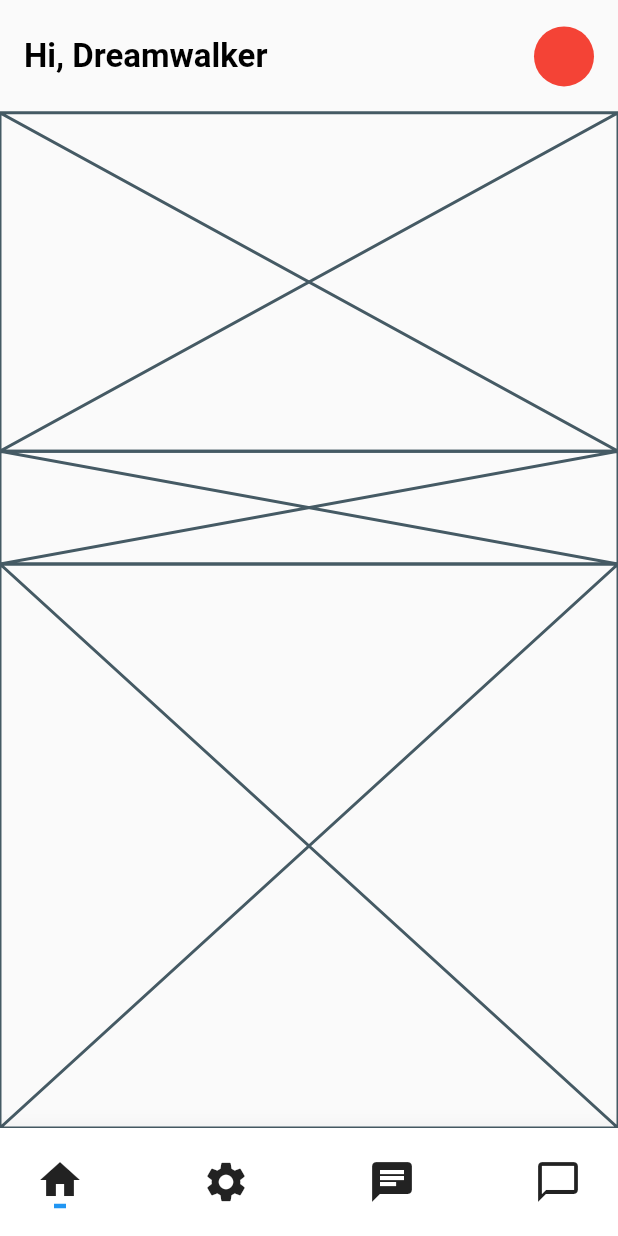
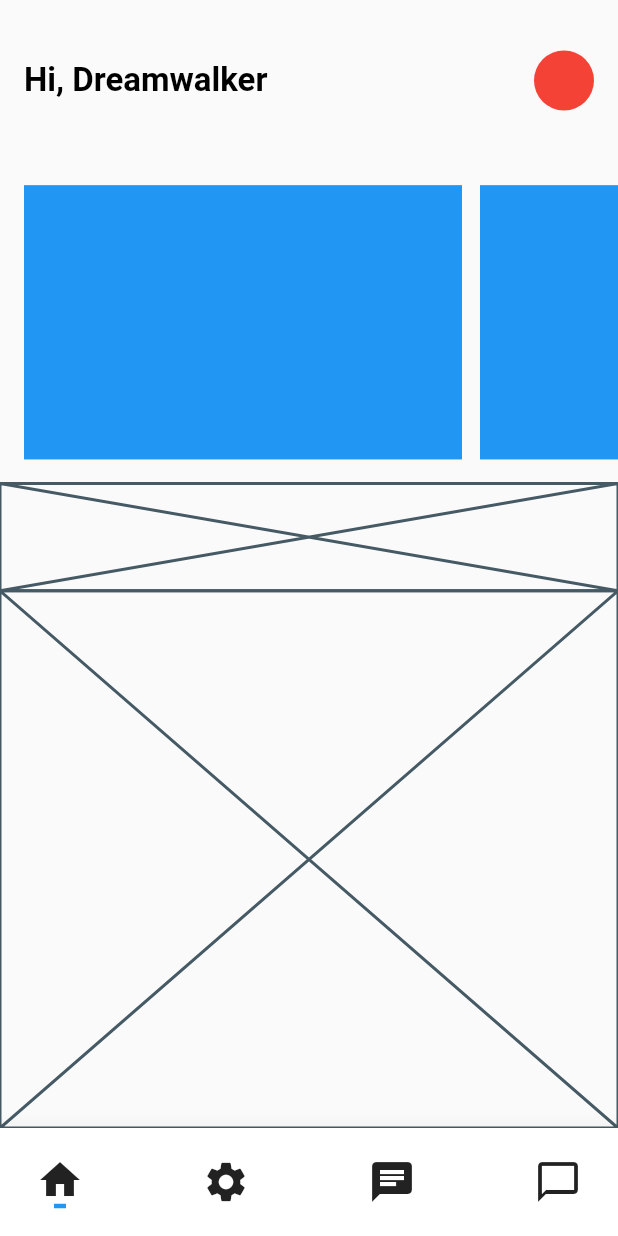
Before and after one commit to JAICHANGPARK/flutter_notebook_the_third_story, a Flutter app: the screen it shows after launch, on a phone screen of 412 x 824 dp. Run offline on Flutter 3.47's test engine with Material 2 defaults, Android fonts, the phone set to English and light mode, and no system bars; our stand-ins replace badges, dotted_border, fl_chart, google_fonts, page_transition, percent_indicator.

Commit message:
Update as_main_page.dart

```diff
--- a/lib/automotive_service/as_main_page.dart
+++ b/lib/automotive_service/as_main_page.dart
@@ -17,7 +17,7 @@ class _ASMainPageState extends State<ASMainPage> {
           child: Column(
             children: <Widget>[
               Expanded(
-                flex: 2,
+                flex: 3,
                 child: Padding(
                   padding: const EdgeInsets.symmetric(horizontal: 16),
                   child: Row(
@@ -35,7 +35,35 @@ class _ASMainPageState extends State<ASMainPage> {
               ),
               Expanded(
                 flex: 6,
-                child: Placeholder(),
+                child: Padding(
+                  padding: const EdgeInsets.only(left: 16),
+                  child: ListView(
+                    scrollDirection: Axis.horizontal,
+                    children: <Widget>[
+                      Container(
+                        margin: EdgeInsets.only(left: 0, right: 12, bottom: 16, top: 16),
+                        width: MediaQuery.of(context).size.width - 120,
+                        decoration: BoxDecoration(
+                          color: Colors.blue
+                        ),
+                      ),
+                      Container(
+                        margin: EdgeInsets.only(left: 0, right: 12, bottom: 16, top: 16),
+                        width: MediaQuery.of(context).size.width - 120,
+                        decoration: BoxDecoration(
+                            color: Colors.blue
+                        ),
+                      ),
+                      Container(
+                        margin: EdgeInsets.only(left: 0, right: 12, bottom: 16, top: 16),
+                        width: MediaQuery.of(context).size.width - 120,
+                        decoration: BoxDecoration(
+                            color: Colors.blue
+                        ),
+                      )
+                    ],
+                  ),
+                ),
               ),
               Expanded(
                 flex: 2,
```
